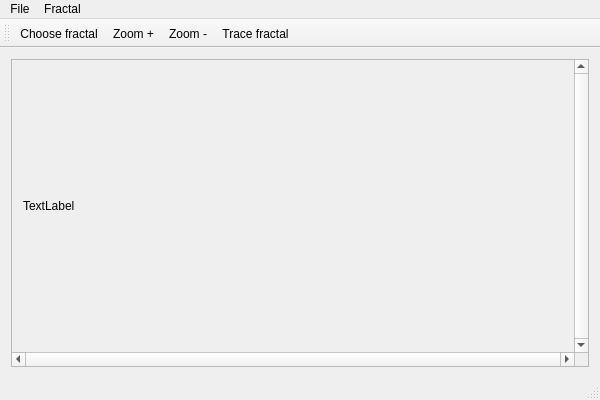
First picture: the form in Fractals/Fractals.ui, repository Iscandel/QtFractal, before the edit.
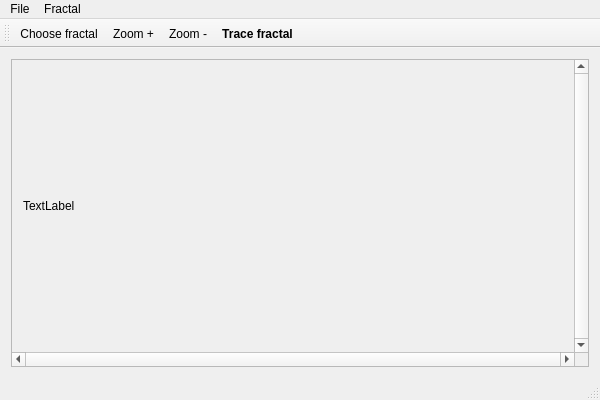
Second picture: the form after the edit. Custom widgets are drawn as their Qt base class.

Commit message: -Lyapunov fractal -expression parsing -many features for Mandelbrot (addend functions, branching, 3D, ...)

```diff
--- a/Fractals/Fractals.ui
+++ b/Fractals/Fractals.ui
@@ -122,6 +122,12 @@
    <property name="text">
     <string>Trace fractal</string>
    </property>
+   <property name="font">
+    <font>
+     <weight>75</weight>
+     <bold>true</bold>
+    </font>
+   </property>
   </action>
  </widget>
  <layoutdefault spacing="6" margin="11"/>
```
The commit also changes 88 other files.
